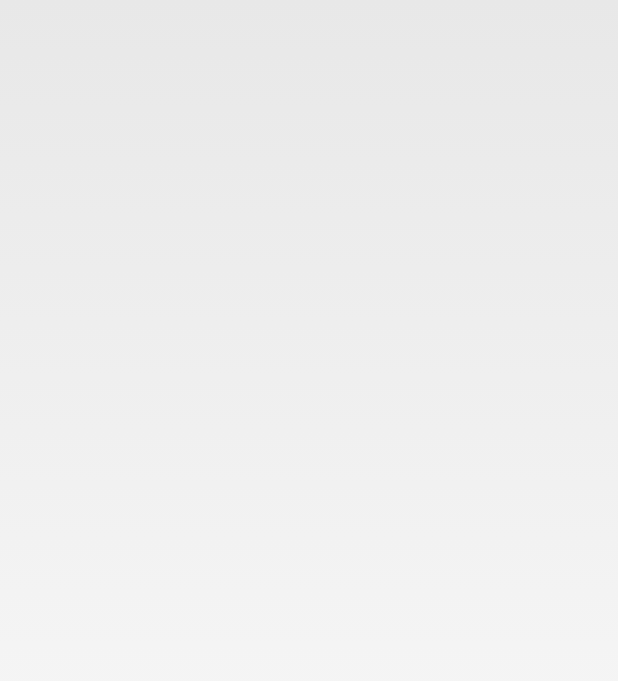
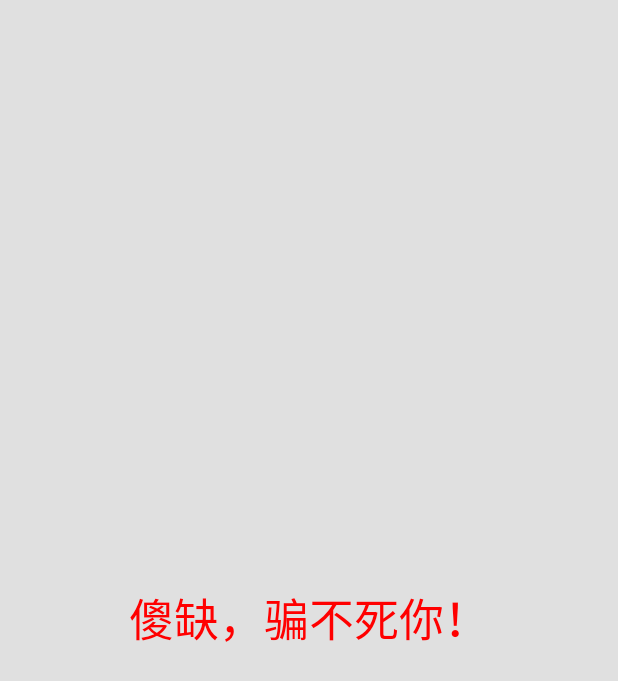
Before and after one commit to cbb294609622/MyTuringRobot, an Android app: the MainActivity screen opened directly, with no data from a screen before it, on a phone screen of 412 x 824 dp. Before the commit the part shown is empty. Shown: the top 681 px of the screen. Run offline under Robolectric (Android 15) with nearby library versions, the phone set to English and light mode, and no system bars.

Commit message:
修改了一些地方

```diff
--- a/app/src/main/java/view/turingrobot/com/myturingrobot/MainActivity.java
+++ b/app/src/main/java/view/turingrobot/com/myturingrobot/MainActivity.java
@@ -3,8 +3,10 @@ package view.turingrobot.com.myturingrobot;
 import android.app.Activity;
 import android.content.Context;
 import android.content.Intent;
+import android.os.Build;
 import android.os.Bundle;
 import android.view.View;
+import android.view.WindowManager;
 import android.widget.Button;
 
 import view.turingrobot.com.myturingrobot.utils.MyToastUitl;
@@ -15,6 +17,10 @@ public class MainActivity extends Activity {
     @Override
     protected void onCreate(Bundle savedInstanceState) {
         super.onCreate(savedInstanceState);
+        if (Build.VERSION.SDK_INT >= Build.VERSION_CODES.KITKAT) {
+            // 透明状态栏
+            getWindow().addFlags(WindowManager.LayoutParams.FLAG_TRANSLUCENT_STATUS);
+        }
         setContentView(R.layout.activity_main);
         mContext = MainActivity.this;
         MyToastUitl.showToastFlag(mContext,"主界面");
--- a/app/src/main/java/view/turingrobot/com/myturingrobot/utils/MyToastUitl.java
+++ b/app/src/main/java/view/turingrobot/com/myturingrobot/utils/MyToastUitl.java
@@ -10,7 +10,7 @@ import android.widget.Toast;
 public class MyToastUitl {
     public final static int SHORT_TOAST = 0;
     public final static int LONG_TOAST = 1;
-    private final static boolean TOAST_FLAG = true;
+    private final static boolean TOAST_FLAG = false;
 
     /**
      * 内部测试的待开关
--- a/app/src/main/res/layout/activity_main.xml
+++ b/app/src/main/res/layout/activity_main.xml
@@ -2,6 +2,16 @@
     xmlns:tools="http://schemas.android.com/tools"
     android:layout_width="match_parent"
     android:layout_height="match_parent"
-    tools:context=".MainActivity">
-
+    tools:context=".MainActivity"
+    android:background="#e0e0e0"
+    >
+    <TextView
+        android:layout_width="wrap_content"
+        android:layout_height="wrap_content"
+        android:text="傻缺，骗不死你！"
+        android:textSize="30sp"
+        android:layout_centerHorizontal="true"
+        android:layout_centerVertical="true"
+        android:textColor="#ff0000"
+        />
 </RelativeLayout>
```
